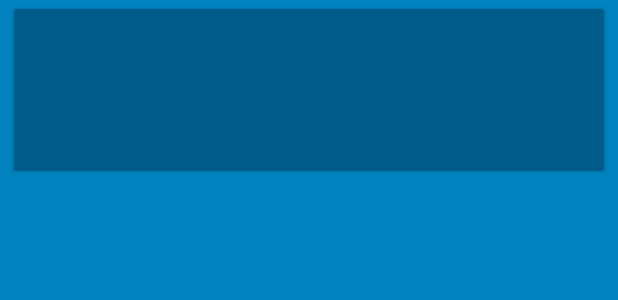
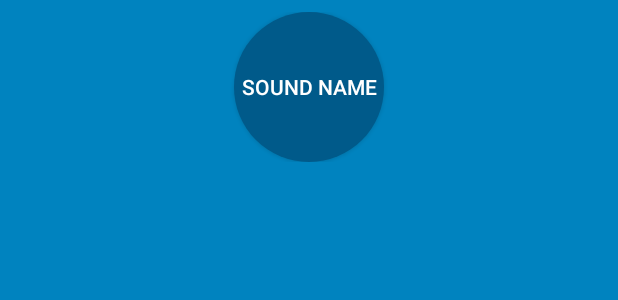
Before and after one commit to sunjoolee/theBigNerdRanch_BeatBox, an Android app: the layout list_item_sound.xml on its own in the app's theme, with its tools: preview values and no code run, on a phone screen of 412 x 824 dp. Shown: the top 300 px of the screen. Run offline under Robolectric (Android 15) with nearby library versions, the phone set to English and light mode, and no system bars.

Commit message:
Ch22 XML drawable
균일한 버튼 만들기
형태 drawable

```diff
--- /dev/null
+++ b/app/src/main/res/drawable/button_beat_box_normal.xml
@@ -0,0 +1,5 @@
+<?xml version="1.0" encoding="utf-8"?>
+<shape xmlns:android="http://schemas.android.com/apk/res/android"
+    android:shape="oval">
+    <solid android:color="@color/dark_blue"/>
+</shape>
--- a/app/src/main/res/layout/list_item_sound.xml
+++ b/app/src/main/res/layout/list_item_sound.xml
@@ -6,12 +6,17 @@
             name="viewModel"
             type="silbajuk.ch8.beatbox.SoundViewModel"/>
     </data>
-<Button
-    android:layout_width = "match_parent"
-    android:layout_height="120dp"
-    android:layout_marginStart="5dp"
-    android:onClick="@{()-> viewModel.onButtonClicked()}"
-    android:layout_marginEnd="5dp"
-    tools:text = "@{viewModel.title}"
-    />
+    <FrameLayout
+        android:layout_width="match_parent"
+        android:layout_height="wrap_content"
+        android:layout_margin="8dp">
+        <Button
+            android:layout_width = "100dp"
+            android:layout_height="100dp"
+            android:layout_gravity="center"
+            android:onClick="@{()-> viewModel.onButtonClicked()}"
+            android:text = "@{viewModel.title}"
+            tools:text = "Sound name"
+            />
+    </FrameLayout>
 </layout>
--- a/app/src/main/res/values/styles.xml
+++ b/app/src/main/res/values/styles.xml
@@ -1,7 +1,6 @@
 <?xml version="1.0" encoding="utf-8"?>
 <resources>
     <style name="BeatBoxButton" parent="Widget.AppCompat.Button">
-        <item name="android:backgroundTint">@color/dark_blue</item>
-        <item name="android:textColor">@color/black</item>
+        <item name="android:background">@drawable/button_beat_box_normal</item>
     </style>
 </resources>
```
